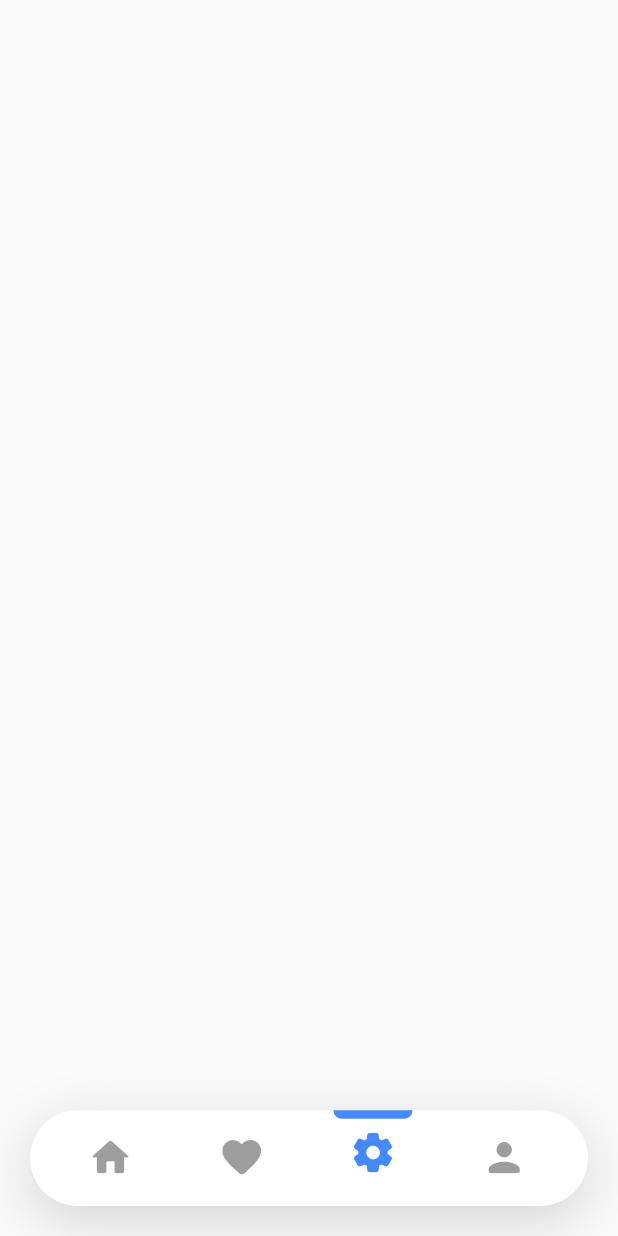
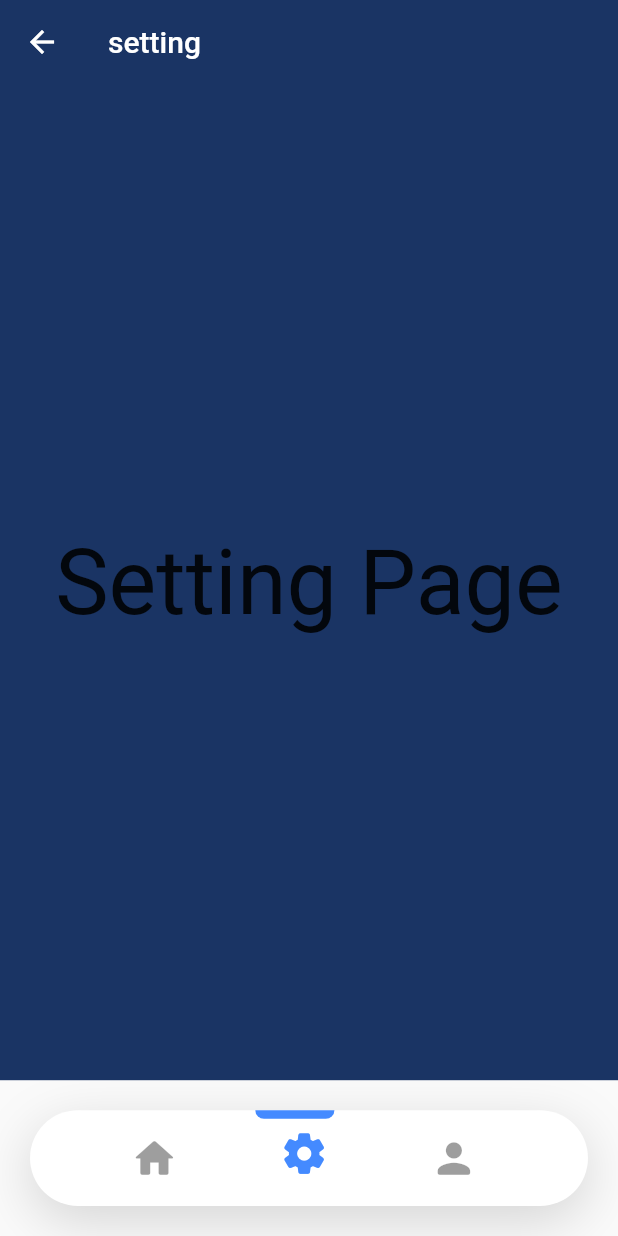
Before and after one commit to ISRAFIL-HOSSAIN/Flutter_quiz_apps, a Flutter app: the HomePage screen opened by its route, after a tap on the "settings" icon, on a phone screen of 412 x 824 dp. Run offline on Flutter 3.47's test engine with Material 2 defaults, Android fonts, the phone set to English and light mode, and no system bars; our stand-ins replace google_fonts.

Commit message:
Home Screen add , widget add

```diff
--- a/lib/main.dart
+++ b/lib/main.dart
@@ -17,9 +17,12 @@ class MyApp extends StatelessWidget {
       routes: {
         'Splash_Screen': (context) => const SplashScreen(),
         'welcome_screen': (context) =>  WelcomeScreen(),
-        //'signup_screen' :(context) => SignUpScreen(),
-        //'login_screen' : (context) => LoginScreen(),
+        'signup_screen' :(context) => SignupPage(),
+        'login_screen' : (context) => LoginPage(),
         'home_screen': (context) => const HomePage(),
+        'homepage' : (context) =>const HomeScreen(),
+        'setting_page' : (context) => const SettingPage(),
+        'profile_page' : (context) => const ProfilePage(),
       },
     );
   }
--- /dev/null
+++ b/lib/models/constant.dart
@@ -0,0 +1,6 @@
+import 'package:flutter/material.dart';
+
+const Color correct = Color(0xFF32AB58);
+const Color incorrect = Color.fromARGB(255, 239, 63, 4);
+const Color neutral = Color.fromARGB(255, 218, 245, 227);
+const Color background = Color(0xFF1A3464);
--- /dev/null
+++ b/lib/screen/home/HomeScreen.dart
@@ -0,0 +1,25 @@
+import 'package:flutter/material.dart';
+
+import '../../models/constant.dart';
+
+class HomeScreen extends StatelessWidget {
+  const HomeScreen({Key? key}) : super(key: key);
+
+  @override
+  Widget build(BuildContext context) => Scaffold(
+        backgroundColor: background,
+        appBar: AppBar(
+          title: const Text('home'),
+          backgroundColor: background,
+          shadowColor: Colors.transparent,
+        ),
+        body: Center(
+          child: Text(
+            'HomePage',
+            style: TextStyle(
+              fontSize: 60,
+            ),
+          ),
+        ),
+      );
+}
--- a/lib/screen/home/homepage.dart
+++ b/lib/screen/home/homepage.dart
@@ -1,4 +1,8 @@
 import 'package:flutter/material.dart';
+import 'HomeScreen.dart';
+import '../profile/profilepage.dart';
+import '../setting/settingpage.dart';
+import '../page.dart';
 
 class HomePage extends StatefulWidget {
   const HomePage({Key? key}) : super(key: key);
@@ -9,12 +13,20 @@ class HomePage extends StatefulWidget {
 
 class _HomePageState extends State<HomePage> {
   var currentIndex = 0;
+  final screens = [
+    HomeScreen(),
+    SettingPage(),
+    ProfilePage(),
+  ];
   @override
   Widget build(BuildContext context) {
     Size size = MediaQuery.of(context).size;
 
     return SafeArea(
         child: Scaffold(
+      //................................
+      body: screens[currentIndex],
+
       bottomNavigationBar: Container(
         margin: const EdgeInsets.all(20),
         height: size.width * .155,
@@ -24,21 +36,22 @@ class _HomePageState extends State<HomePage> {
             BoxShadow(
               color: Colors.black.withOpacity(.15),
               blurRadius: 30,
-              offset: Offset(0, 10),
+              offset: const Offset(0, 10),
             ),
           ],
           borderRadius: BorderRadius.circular(50),
         ),
         child: ListView.builder(
-          itemCount: 4,
+          itemCount: 3,
           scrollDirection: Axis.horizontal,
-          padding: EdgeInsets.symmetric(horizontal: size.width * .024),
+          padding: EdgeInsets.symmetric(horizontal: size.width * .080),
           itemBuilder: (context, index) => InkWell(
-            onTap: () {
-              setState(
-                () => currentIndex = index,
-              );
-            },
+            onTap: () => setState(() => currentIndex = index),
+            // onTap: () {
+            //   setState(
+            //     () => currentIndex = index,
+            //   );
+            // },
             splashColor: Colors.transparent,
             highlightColor: Colors.transparent,
             child: Column(
@@ -49,7 +62,7 @@ class _HomePageState extends State<HomePage> {
                   curve: Curves.fastLinearToSlowEaseIn,
                   margin: EdgeInsets.only(
                     bottom: index == currentIndex ? 0 : size.width * .029,
-                    right: size.width * .0422,
+                    right: size.width * .0722,
                     left: size.width * .0422,
                   ),
                   width: size.width * .128,
@@ -61,9 +74,11 @@ class _HomePageState extends State<HomePage> {
                     ),
                   ),
                 ),
+
+                // Icon.......................
                 Icon(
                   listOfIcons[index],
-                  size: size.width * .076,
+                  size: size.width * .079,
                   color: index == currentIndex
                       ? Colors.blueAccent
                       : Colors.black38,
@@ -79,7 +94,6 @@ class _HomePageState extends State<HomePage> {
 
   List<IconData> listOfIcons = [
     Icons.home_rounded,
-    Icons.favorite_rounded,
     Icons.settings_rounded,
     Icons.person_rounded,
   ];
--- a/lib/screen/page.dart
+++ b/lib/screen/page.dart
@@ -3,3 +3,7 @@ export 'welcome.dart';
 export './auth/loginscreen.dart';
 export './auth/signupscreen.dart';
 export './home/homepage.dart';
+export '../models/constant.dart';
+export './home/HomeScreen.dart';
+export './profile/profilepage.dart';
+export './setting/settingpage.dart';
--- /dev/null
+++ b/lib/screen/setting/settingpage.dart
@@ -0,0 +1,34 @@
+import 'package:flutter/material.dart';
+
+import '../page.dart';
+
+class SettingPage extends StatefulWidget {
+  const SettingPage({Key? key}) : super(key: key);
+
+  @override
+  State<SettingPage> createState() => _SettingPageState();
+}
+
+class _SettingPageState extends State<SettingPage> {
+  @override
+  Widget build(BuildContext context) {
+    return Center(
+      child: Scaffold(
+        backgroundColor: background,
+        appBar: AppBar(
+          title: const Text('setting'),
+          backgroundColor: background,
+          shadowColor: Colors.transparent,
+        ),
+        body: const Center(
+          child: Text(
+            'Setting Page',
+            style: TextStyle(
+              fontSize: 60,
+            ),
+          ),
+        ),
+      ),
+    );
+  }
+}
```
Also changed, not shown: lib/models/question_model.dart (added, +16 -0 lines), lib/screen/auth/loginscreen.dart (+19 -0 lines), lib/screen/auth/signupscreen.dart (+17 -0 lines), lib/screen/profile/profilepage.dart (added, +34 -0 lines), lib/screen/welcome.dart (+139 -40 lines), lib/screen/widget/bezierContainer.dart (renamed from lib/screen/home/widget/bezierContainer.dart), lib/screen/widget/customClipper.dart (renamed from lib/screen/home/widget/customClipper.dart).
